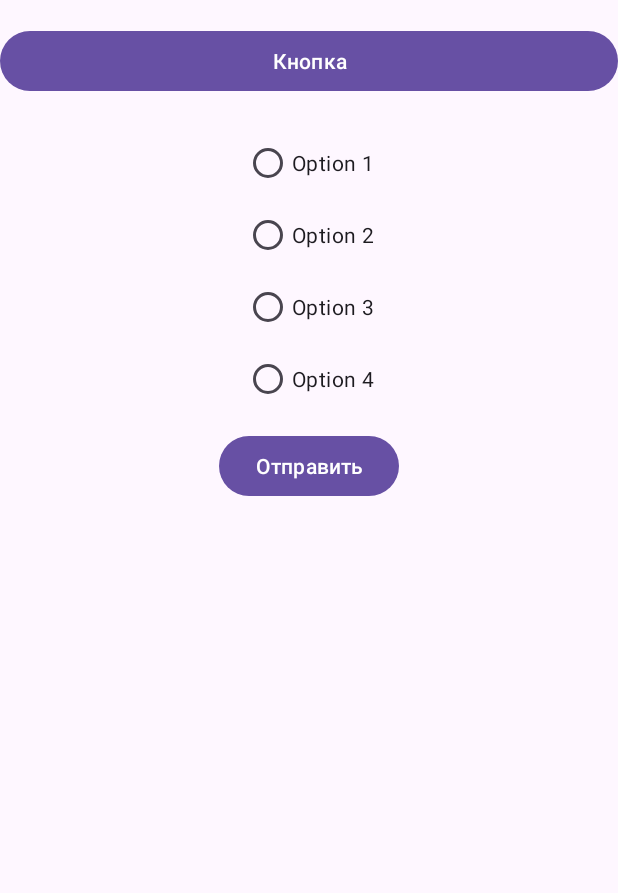
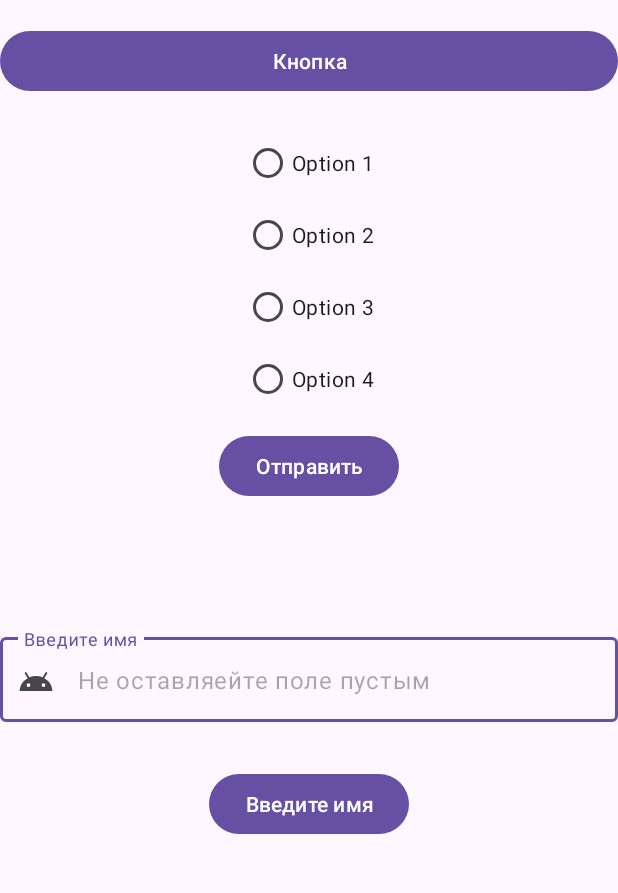
Before and after one commit to DSGog/TestAzRAC, an Android app: the screen it shows after launch (MainActivity), on a phone screen of 412 x 824 dp, the part 155-1048 px from its top. Run offline under Robolectric (Android 15) with nearby library versions, the phone set to English and light mode, and no system bars.

Commit message:
TextInputLayout, EditText, Toast!

```diff
--- a/app/src/main/java/com/example/testazrac/MainActivity.java
+++ b/app/src/main/java/com/example/testazrac/MainActivity.java
@@ -11,52 +11,73 @@ import androidx.core.graphics.Insets;
 import androidx.core.view.ViewCompat;
 import androidx.core.view.WindowInsetsCompat;
 
-import com.example.testazrac.databinding.ActivityMainBinding; // Импортируем сгенерированный класс ViewBinding
+import com.example.testazrac.databinding.ActivityMainBinding;
 
 public class MainActivity extends AppCompatActivity {
 
-    private ActivityMainBinding binding; // Объявляем переменную binding
+    private ActivityMainBinding binding;
+    private int toastIndex = 0; // Индекс для отслеживания текущего Toast сообщения
 
     @Override
     protected void onCreate(Bundle savedInstanceState) {
         super.onCreate(savedInstanceState);
 
-        // Инициализация ViewBinding
         binding = ActivityMainBinding.inflate(getLayoutInflater());
         setContentView(binding.getRoot());
 
-        // Пример установки текста с использованием binding
         binding.text.setText("Hello World!");
 
-        // Включение режима EdgeToEdge
         EdgeToEdge.enable(this);
 
-        // Установка OnApplyWindowInsetsListener с использованием ViewBinding
         ViewCompat.setOnApplyWindowInsetsListener(binding.main, (v, insets) -> {
             Insets systemBars = insets.getInsets(WindowInsetsCompat.Type.systemBars());
             v.setPadding(systemBars.left, systemBars.top, systemBars.right, systemBars.bottom);
             return insets;
         });
 
-        // Настраиваем слушатель нажатия для кнопки для отображения выбранного варианта
-        binding.button2.setOnClickListener(new View.OnClickListener() {
-            @Override
-            public void onClick(View v) {
-                // Получаем ID выбранной радиокнопки в группе
+        binding.button2.setOnClickListener(v -> {
             int selectedId = binding.radioGroup.getCheckedRadioButtonId();
 
             if (selectedId != -1) {
-                    // Находим выбранную радиокнопку по ID
                 RadioButton selectedRadioButton = findViewById(selectedId);
                 String selectedText = selectedRadioButton.getText().toString();
-
-                    // Отображаем текст выбранного варианта с помощью Toast
                 Toast.makeText(MainActivity.this, "Вы выбрали: " + selectedText, Toast.LENGTH_SHORT).show();
             } else {
-                    // Если ни один вариант не выбран, отображаем сообщение
                 Toast.makeText(MainActivity.this, "Пожалуйста, выберите вариант", Toast.LENGTH_SHORT).show();
             }
+        });
+
+        binding.button3.setOnClickListener(v -> {
+            // Получаем текст из EditText
+            String inputText = binding.textInputEditText.getText().toString();
+
+            // Проверяем, если текст не пустой, то устанавливаем его в TextView
+            if (!inputText.isEmpty()) {
+                binding.textVisible.setText("Привет, " + inputText);
+                binding.textVisible.setVisibility(View.VISIBLE);
+            } else {
+                // Показываем следующую Toast при каждом нажатии на кнопку
+                showNextToast();
             }
         });
     }
+
+    // Метод для показа следующего Toast сообщения
+    private void showNextToast() {
+        String[] messages = {
+                "Я же попросил",
+                "ПоЖаЛУйсТА, введите текст",
+                "Вы не ввели текст",
+                "Перестаньте",
+                "Лаааадно, играйся"
+        };
+
+        if (toastIndex < messages.length) {
+            Toast.makeText(MainActivity.this, messages[toastIndex], Toast.LENGTH_SHORT).show();
+            toastIndex++;
+        } else {
+            // Сбросить индекс после показа всех сообщений, если нужно
+            toastIndex = 0;
         }
+    }
+}
--- a/app/src/main/res/layout/activity_main.xml
+++ b/app/src/main/res/layout/activity_main.xml
@@ -8,102 +8,149 @@
     tools:context=".MainActivity">
 
     <ImageView
+        android:id="@+id/image"
         android:layout_width="100dp"
         android:layout_height="100dp"
-        android:id="@+id/image"
+        android:layout_margin="20dp"
         android:src="@drawable/ic_android_black_24dp"
-        android:layout_margin="20dp"
-        app:layout_constraintTop_toTopOf="parent"
-        app:layout_constraintStart_toStartOf="parent"/>
+        app:layout_constraintStart_toStartOf="parent"
+        app:layout_constraintTop_toTopOf="parent" />
 
     <TextView
+        android:id="@+id/text"
         android:layout_width="0dp"
         android:layout_height="wrap_content"
-        android:id="@+id/text"
+        android:paddingLeft="20dp"
         android:text="Заголовок"
         android:textColor="#FF0000"
         android:textSize="20sp"
-        android:paddingLeft="20dp"
-        app:layout_constraintTop_toTopOf="@id/image"
+        app:layout_constraintEnd_toEndOf="parent"
         app:layout_constraintStart_toEndOf="@id/image"
-        app:layout_constraintEnd_toEndOf="parent"/>
+        app:layout_constraintTop_toTopOf="@id/image" />
 
     <TextView
         android:id="@+id/text2"
         android:layout_width="0dp"
         android:layout_height="wrap_content"
         android:maxLines="10"
+        android:paddingLeft="20dp"
+        android:text="@string/app_name"
         android:textSize="18sp"
-        android:text="@string/app_name"
-        android:paddingLeft="20dp"
+        app:layout_constraintEnd_toEndOf="parent"
         app:layout_constraintStart_toStartOf="@id/text"
-        app:layout_constraintTop_toBottomOf="@id/text"
-        app:layout_constraintEnd_toEndOf="parent"/>
+        app:layout_constraintTop_toBottomOf="@id/text" />
 
     <androidx.constraintlayout.widget.Barrier
+        android:id="@+id/barrier"
         android:layout_width="0dp"
         android:layout_height="wrap_content"
         android:orientation="horizontal"
         app:barrierDirection="bottom"
+        app:constraint_referenced_ids="image,text2"
         app:layout_constraintEnd_toEndOf="parent"
-        app:layout_constraintStart_toStartOf="parent"
-        android:id="@+id/barrier"
-        app:constraint_referenced_ids="image,text2"/>
+        app:layout_constraintStart_toStartOf="parent" />
 
     <Button
+        android:id="@+id/button"
         android:layout_width="0dp"
         android:layout_height="wrap_content"
-        android:id="@+id/button"
         android:text="Кнопка"
         app:layout_constraintEnd_toEndOf="parent"
         app:layout_constraintStart_toStartOf="parent"
         app:layout_constraintTop_toBottomOf="@id/barrier" />
 
     <RadioGroup
+        android:id="@+id/radioGroup"
         android:layout_width="wrap_content"
         android:layout_height="wrap_content"
+        android:layout_marginTop="20dp"
         android:orientation="vertical"
-        android:id="@+id/radioGroup"
         app:layout_constraintEnd_toEndOf="parent"
         app:layout_constraintStart_toStartOf="parent"
-        android:layout_marginTop="20dp"
-        app:layout_constraintTop_toBottomOf="@id/button"
-        >
+        app:layout_constraintTop_toBottomOf="@id/button">
 
         <RadioButton
+            android:id="@+id/radioButton1"
             android:layout_width="wrap_content"
             android:layout_height="wrap_content"
-            android:id="@+id/radioButton1"
-            android:text="Option 1"/>
+            android:text="Option 1" />
 
         <RadioButton
+            android:id="@+id/radioButton2"
             android:layout_width="wrap_content"
             android:layout_height="wrap_content"
-            android:id="@+id/radioButton2"
-            android:text="Option 2"/>
+            android:text="Option 2" />
 
         <RadioButton
+            android:id="@+id/radioButton3"
             android:layout_width="wrap_content"
             android:layout_height="wrap_content"
-            android:id="@+id/radioButton3"
-            android:text="Option 3"/>
+            android:text="Option 3" />
 
         <RadioButton
+            android:id="@+id/radioButton4"
             android:layout_width="wrap_content"
             android:layout_height="wrap_content"
-            android:id="@+id/radioButton4"
-            android:text="Option 4"/>
+            android:text="Option 4" />
     </RadioGroup>
 
     <Button
+        android:id="@+id/button2"
         android:layout_width="wrap_content"
         android:layout_height="wrap_content"
+        android:layout_marginTop="10dp"
+        android:text="Отправить"
+        app:layout_constraintEnd_toEndOf="parent"
         app:layout_constraintStart_toStartOf="parent"
+        app:layout_constraintTop_toBottomOf="@id/radioGroup" />
+
+    <com.google.android.material.textfield.TextInputLayout
+        android:id="@+id/textInputLayout"
+        app:endIconMode="clear_text"
+        app:startIconDrawable="@drawable/ic_android_black_24dp"
+        android:layout_width="match_parent"
+        android:layout_height="wrap_content"
+        android:hint="Введите имя"
+        app:errorEnabled="true"
+        app:layout_constraintBottom_toBottomOf="parent"
         app:layout_constraintEnd_toEndOf="parent"
-        app:layout_constraintTop_toBottomOf="@id/radioGroup"
-        android:id="@+id/button2"
+        app:layout_constraintHorizontal_bias="0.0"
+        app:layout_constraintStart_toStartOf="parent"
+        app:layout_constraintTop_toBottomOf="@+id/textVisible"
+        app:layout_constraintVertical_bias="0.1">
+
+        <!-- EditText внутри TextInputLayout -->
+        <com.google.android.material.textfield.TextInputEditText
+            android:id="@+id/textInputEditText"
+            android:layout_width="match_parent"
+            android:layout_height="wrap_content"
+            android:hint="Не оставляейте поле пустым"
+            android:inputType="text" />
+
+    </com.google.android.material.textfield.TextInputLayout>
+
+    <Button
+        android:id="@+id/button3"
+        android:layout_width="wrap_content"
+        android:layout_height="wrap_content"
         android:layout_marginTop="10dp"
-        android:text="Отправить"/>
+        android:text="Введите имя"
+        app:layout_constraintEnd_toEndOf="parent"
+        app:layout_constraintStart_toStartOf="parent"
+        app:layout_constraintTop_toBottomOf="@id/textInputLayout" />
 
+    <TextView
+        android:id="@+id/textVisible"
+        android:layout_width="wrap_content"
+        android:layout_height="wrap_content"
+        android:layout_marginTop="20dp"
+        android:text="Текст скрыт"
+        android:textColor="#FF0000"
+        android:textSize="30sp"
+        android:visibility="invisible"
+        app:layout_constraintEnd_toEndOf="parent"
+        app:layout_constraintHorizontal_bias="0.504"
+        app:layout_constraintStart_toStartOf="parent"
+        app:layout_constraintTop_toBottomOf="@+id/button2" />
 
 </androidx.constraintlayout.widget.ConstraintLayout>
```
Lines whose indentation alone changed are shown as unchanged.
